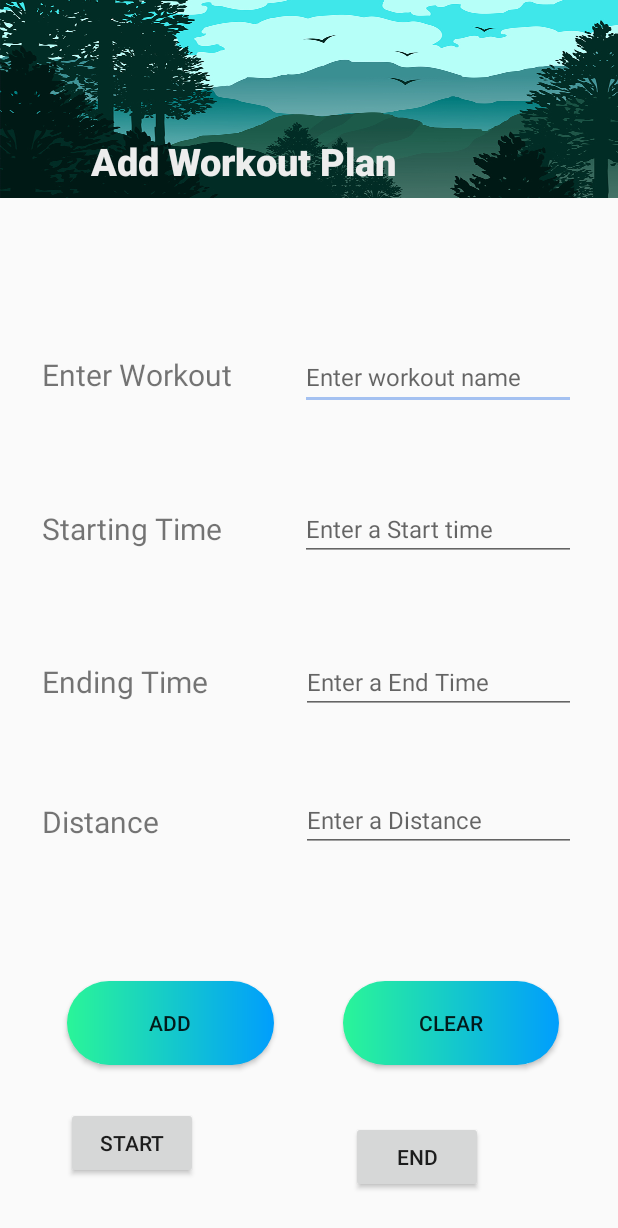
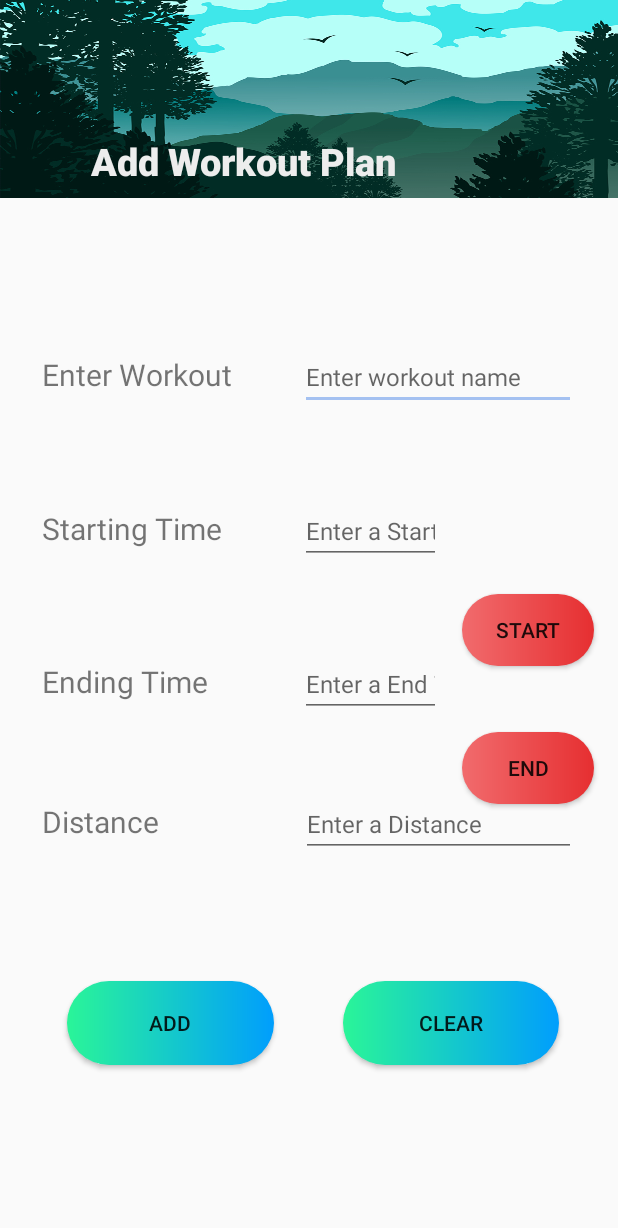
Before and after one commit to cobradashboard/DashHelper, an Android app: the add_plan screen opened directly, with no data from a screen before it, on a phone screen of 412 x 824 dp. Shown: the top 1228 px of the screen. Run offline under Robolectric (Android 15) with nearby library versions, the phone set to English and light mode, and no system bars; our stand-ins replace Firebase (no records; nobody signed in at launch, a user with empty details on screens opened directly); Roboto replaces fonts that are not available here.

Commit message:
Enter start/ End button time button set

```diff
--- a/app/src/main/res/layout/activity_add_plan.xml
+++ b/app/src/main/res/layout/activity_add_plan.xml
@@ -55,7 +55,7 @@
     <EditText
         android:id="@+id/workoutnameA"
         android:layout_width="184dp"
-        android:layout_height="43dp"
+        android:layout_height="44dp"
         android:layout_marginStart="8dp"
         android:layout_marginEnd="8dp"
         android:ems="10"
@@ -85,8 +85,8 @@
 
     <EditText
         android:id="@+id/txtstarttimeA"
-        android:layout_width="184dp"
-        android:layout_height="40dp"
+        android:layout_width="94dp"
+        android:layout_height="44dp"
         android:layout_marginStart="8dp"
         android:layout_marginTop="8dp"
         android:layout_marginEnd="8dp"
@@ -97,6 +97,7 @@
         android:textSize="16sp"
         app:layout_constraintBottom_toTopOf="@+id/txtendtimeA"
         app:layout_constraintEnd_toEndOf="parent"
+        app:layout_constraintHorizontal_bias="0.155"
         app:layout_constraintStart_toEndOf="@+id/textView14"
         app:layout_constraintTop_toBottomOf="@+id/workoutnameA" />
 
@@ -119,8 +120,8 @@
 
     <EditText
         android:id="@+id/txtendtimeA"
-        android:layout_width="183dp"
-        android:layout_height="41dp"
+        android:layout_width="94dp"
+        android:layout_height="44dp"
         android:layout_marginStart="8dp"
         android:layout_marginEnd="8dp"
         android:ems="10"
@@ -129,6 +130,7 @@
         android:textSize="16sp"
         app:layout_constraintBaseline_toBaselineOf="@+id/Isdate"
         app:layout_constraintEnd_toEndOf="parent"
+        app:layout_constraintHorizontal_bias="0.155"
         app:layout_constraintStart_toEndOf="@+id/Isdate" />
 
     <TextView
@@ -151,7 +153,7 @@
     <EditText
         android:id="@+id/txtdistanceA"
         android:layout_width="183dp"
-        android:layout_height="40dp"
+        android:layout_height="44dp"
         android:layout_marginStart="8dp"
         android:layout_marginEnd="8dp"
         android:ems="10"
@@ -200,29 +202,24 @@
         android:id="@+id/start"
         android:layout_width="wrap_content"
         android:layout_height="wrap_content"
-        android:layout_marginTop="28dp"
-        android:layout_marginBottom="25dp"
+        android:layout_marginBottom="380dp"
+        android:background="@drawable/btnexam"
         android:text="start"
         app:layout_constraintBottom_toBottomOf="parent"
         app:layout_constraintEnd_toEndOf="parent"
-        app:layout_constraintHorizontal_bias="0.136"
-        app:layout_constraintStart_toStartOf="parent"
-        app:layout_constraintTop_toBottomOf="@+id/addBtn"
-        app:layout_constraintVertical_bias="0.0" />
+        app:layout_constraintHorizontal_bias="0.95"
+        app:layout_constraintStart_toStartOf="parent" />
 
     <Button
         android:id="@+id/end"
         android:layout_width="wrap_content"
         android:layout_height="wrap_content"
-        android:layout_marginStart="101dp"
-        android:layout_marginTop="30dp"
-        android:layout_marginEnd="90dp"
-        android:layout_marginBottom="22dp"
+        android:layout_marginEnd="16dp"
+        android:layout_marginBottom="288dp"
+        android:background="@drawable/btnexam"
         android:text="end"
         app:layout_constraintBottom_toBottomOf="parent"
-        app:layout_constraintEnd_toEndOf="parent"
-        app:layout_constraintStart_toEndOf="@+id/start"
-        app:layout_constraintTop_toBottomOf="@+id/btnclrA" />
+        app:layout_constraintEnd_toEndOf="parent" />
 
 
 </androidx.constraintlayout.widget.ConstraintLayout>
```
